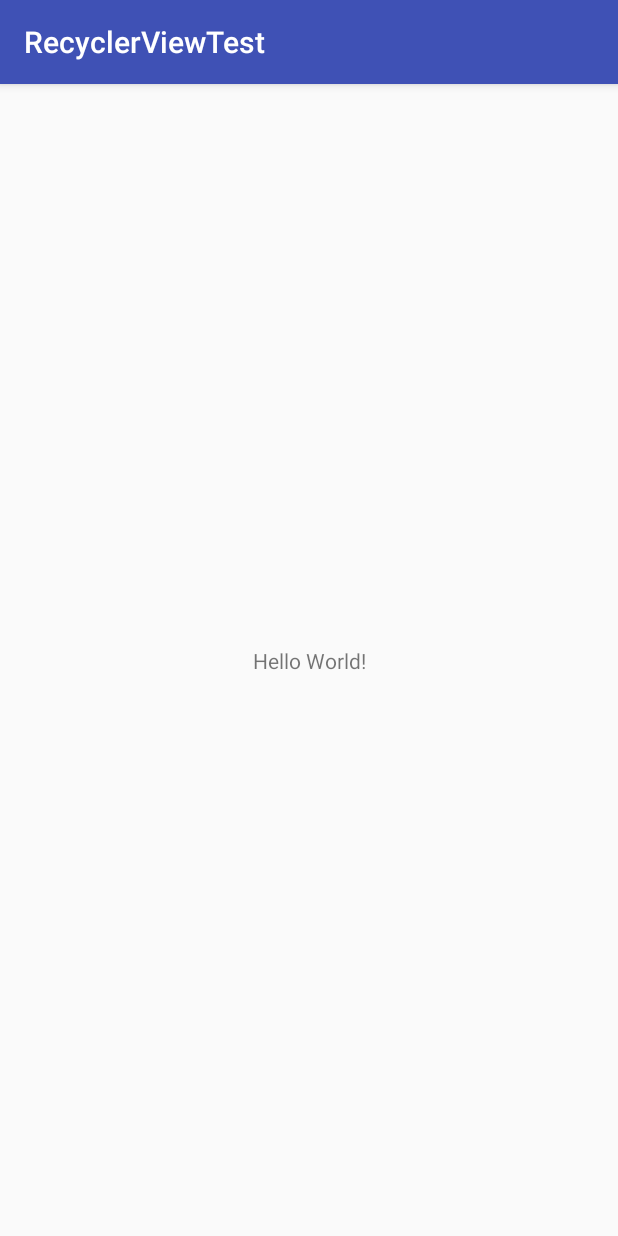
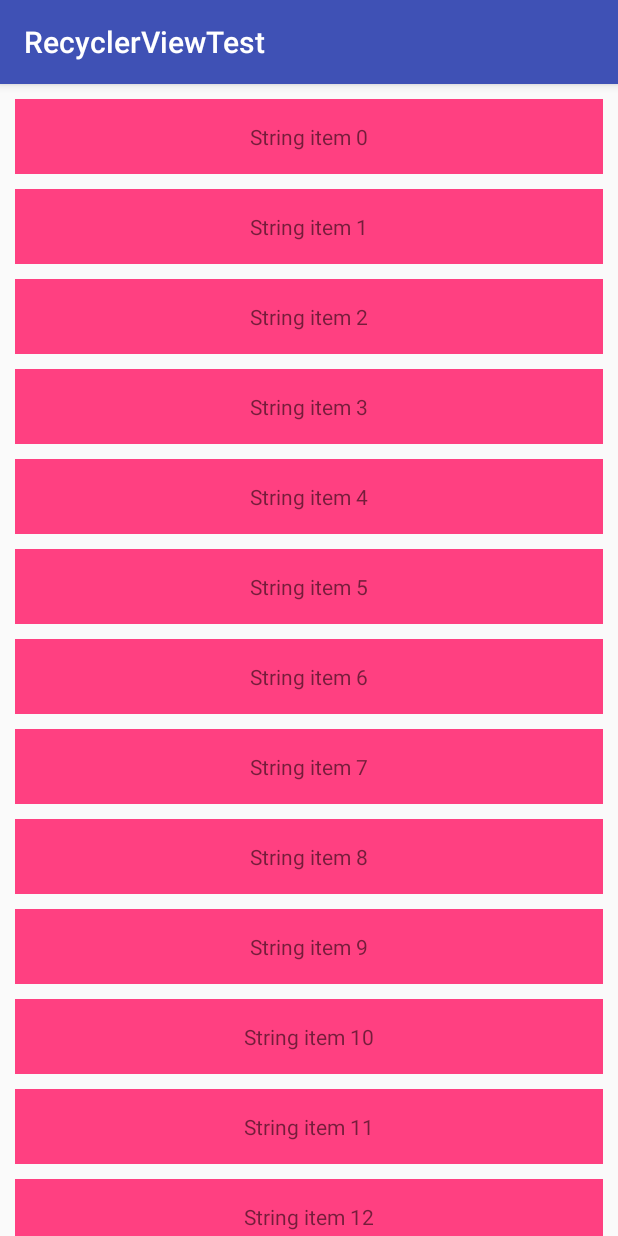
Before and after one commit to freshman2008/RecyclerViewTest, an Android app: the screen it shows after launch (MainActivity), on a phone screen of 412 x 824 dp. Run offline under Robolectric (Android 15) with nearby library versions, the phone set to English and light mode, and no system bars.

Commit message:
Impl of common RecyclerView adapter and viewholder

```diff
--- a/app/build.gradle
+++ b/app/build.gradle
@@ -25,4 +25,6 @@ dependencies {
     testImplementation 'junit:junit:4.12'
     androidTestImplementation 'com.android.support.test:runner:1.0.2'
     androidTestImplementation 'com.android.support.test.espresso:espresso-core:3.0.2'
+
+    implementation 'com.android.support:design:28.0.0'
 }
--- /dev/null
+++ b/app/src/main/java/com/example/edward/recyclerviewtest/CommonRVAdapter.java
@@ -0,0 +1,75 @@
+package com.example.edward.recyclerviewtest;
+
+import android.content.Context;
+import android.support.annotation.NonNull;
+import android.support.v7.widget.RecyclerView;
+import android.view.LayoutInflater;
+import android.view.View;
+import android.view.ViewGroup;
+
+import java.util.List;
+
+public class CommonRVAdapter<T> extends RecyclerView.Adapter<RecyclerView.ViewHolder> {
+    protected Context mContext;
+    protected List<T> mDatas;
+    protected LayoutInflater mInflater;
+    protected int mLayoutId;
+
+    protected OnItemClickListener mOnItemClickListener;
+
+    public CommonRVAdapter(Context mContext, int layoutId, List<T> mDatas) {
+        this.mContext = mContext;
+        this.mDatas = mDatas;
+        mInflater = LayoutInflater.from(mContext);
+        mLayoutId = layoutId;
+    }
+
+    @NonNull
+    @Override
+    public RecyclerView.ViewHolder onCreateViewHolder(@NonNull ViewGroup parent, int viewType) {
+        ViewHolder holder = ViewHolder.createViewHolder(mContext, parent, mLayoutId);
+        return holder;
+    }
+
+    @Override
+    public void onBindViewHolder(@NonNull final RecyclerView.ViewHolder viewHolder, final int position) {
+        viewHolder.itemView.setOnClickListener(new View.OnClickListener() {
+            @Override
+            public void onClick(View view) {
+                if (mOnItemClickListener != null) {
+                    //int position = viewHolder.getAdapterPosition();
+                    mOnItemClickListener.onItemClick(view, position);
+                }
+            }
+        });
+
+        viewHolder.itemView.setOnLongClickListener(new View.OnLongClickListener() {
+            @Override
+            public boolean onLongClick(View view) {
+                if (mOnItemClickListener != null) {
+                    mOnItemClickListener.onItemLongClick(view, position);
+                }
+                // 如果返回true，则会屏蔽点击事件(短按)，否则在长按事件触发后还会触发点击(短按)事件
+                return true;
+            }
+        });
+    }
+
+    @Override
+    public int getItemCount() {
+        return mDatas.size();
+    }
+
+    public List<T> getDatas() {
+        return mDatas;
+    }
+
+    public interface OnItemClickListener {
+        void onItemClick(View view, int position);
+        boolean onItemLongClick(View view, int position);
+    }
+
+    public void setOnItemClickListener(OnItemClickListener onItemClickListener) {
+        this.mOnItemClickListener = onItemClickListener;
+    }
+}
--- a/app/src/main/java/com/example/edward/recyclerviewtest/MainActivity.java
+++ b/app/src/main/java/com/example/edward/recyclerviewtest/MainActivity.java
@@ -2,12 +2,43 @@ package com.example.edward.recyclerviewtest;
 
 import android.support.v7.app.AppCompatActivity;
 import android.os.Bundle;
+import android.support.v7.widget.LinearLayoutManager;
+import android.support.v7.widget.RecyclerView;
+
+import java.util.ArrayList;
+import java.util.List;
 
 public class MainActivity extends AppCompatActivity {
+    private RecyclerView mRecyclerView;
+    private LinearLayoutManager mLayoutManager;
+    private MyAdapter<String> mAdapter;
+    private List<String> mDatas;
 
     @Override
     protected void onCreate(Bundle savedInstanceState) {
         super.onCreate(savedInstanceState);
         setContentView(R.layout.activity_main);
+
+        initdata();
+        initview();
+    }
+
+    private void initdata() {
+        mDatas = new ArrayList<String>();
+        for (int i=0; i<30; i++) {
+            mDatas.add("String item " + i);
+        }
+    }
+
+    private void initview() {
+        mRecyclerView = findViewById(R.id.rv_test);
+        mRecyclerView.setHasFixedSize(true);
+        mLayoutManager = new LinearLayoutManager(this);
+        mLayoutManager.setOrientation(LinearLayoutManager.VERTICAL);
+        mRecyclerView.setLayoutManager(mLayoutManager);
+//        mRecyclerView.addItemDecoration(new DividerItemDecoration(this, LinearLayoutManager.VERTICAL));
+        mAdapter = new MyAdapter<String>(this, R.layout.rv_item, mDatas);
+        mRecyclerView.setAdapter(mAdapter);
+        mRecyclerView.setItemAnimator(null);//设置动画为null来解决闪烁问题
     }
 }
--- /dev/null
+++ b/app/src/main/java/com/example/edward/recyclerviewtest/MyAdapter.java
@@ -0,0 +1,24 @@
+package com.example.edward.recyclerviewtest;
+
+import android.content.Context;
+import android.support.annotation.NonNull;
+import android.support.v7.widget.RecyclerView;
+import android.widget.TextView;
+
+import java.util.List;
+
+public class MyAdapter<T> extends CommonRVAdapter<T> {
+
+    public MyAdapter(Context mContext, int layoutId, List<T> mDatas) {
+        super(mContext, layoutId, mDatas);
+    }
+
+    @Override
+    public void onBindViewHolder(@NonNull RecyclerView.ViewHolder viewHolder, int position) {
+        super.onBindViewHolder(viewHolder, position);
+
+        ViewHolder holder = (ViewHolder)viewHolder;
+        TextView tv = holder.getView(R.id.text_test);
+        tv.setText((String)getDatas().get(position));
+    }
+}
--- /dev/null
+++ b/app/src/main/java/com/example/edward/recyclerviewtest/ViewHolder.java
@@ -0,0 +1,52 @@
+package com.example.edward.recyclerviewtest;
+
+import android.content.Context;
+import android.support.v7.widget.RecyclerView;
+import android.util.SparseArray;
+import android.view.LayoutInflater;
+import android.view.View;
+import android.view.ViewGroup;
+
+public class ViewHolder extends RecyclerView.ViewHolder {
+    private Context mContext;
+    private SparseArray<View> mViews;
+    private View mConvertView;
+
+    public ViewHolder(Context context, View itemView) {
+        super(itemView);
+        mContext = context;
+        mConvertView = itemView;
+        mViews = new SparseArray<>();
+    }
+
+
+    public static ViewHolder createViewHolder(Context context, View itemView) {
+        ViewHolder holder = new ViewHolder(context, itemView);
+        return holder;
+    }
+
+    public static ViewHolder createViewHolder(Context context, ViewGroup parent, int layoutId) {
+        View itemView = LayoutInflater.from(context).inflate(layoutId, parent,false);
+        ViewHolder holder = new ViewHolder(context, itemView);
+        return holder;
+    }
+
+    /**
+     * 通过viewId获取控件
+     *
+     * @param viewId
+     * @return
+     */
+    public <T extends View> T getView(int viewId) {
+        View view = mViews.get(viewId);
+        if (view == null) {
+            view = mConvertView.findViewById(viewId);
+            mViews.put(viewId, view);
+        }
+        return (T) view;
+    }
+
+    public View getConvertView() {
+        return mConvertView;
+    }
+}
--- a/app/src/main/res/layout/activity_main.xml
+++ b/app/src/main/res/layout/activity_main.xml
@@ -1,18 +1,12 @@
 <?xml version="1.0" encoding="utf-8"?>
-<android.support.constraint.ConstraintLayout xmlns:android="http://schemas.android.com/apk/res/android"
-    xmlns:app="http://schemas.android.com/apk/res-auto"
-    xmlns:tools="http://schemas.android.com/tools"
-    android:layout_width="match_parent"
+<LinearLayout android:layout_width="match_parent"
     android:layout_height="match_parent"
-    tools:context=".MainActivity">
+    android:orientation="horizontal"
+    xmlns:android="http://schemas.android.com/apk/res/android">
 
-    <TextView
-        android:layout_width="wrap_content"
-        android:layout_height="wrap_content"
-        android:text="Hello World!"
-        app:layout_constraintBottom_toBottomOf="parent"
-        app:layout_constraintLeft_toLeftOf="parent"
-        app:layout_constraintRight_toRightOf="parent"
-        app:layout_constraintTop_toTopOf="parent" />
+    <android.support.v7.widget.RecyclerView
+        android:id="@+id/rv_test"
+        android:layout_width="match_parent"
+        android:layout_height="match_parent"/>
 
-</android.support.constraint.ConstraintLayout>
+</LinearLayout>
--- /dev/null
+++ b/app/src/main/res/layout/rv_item.xml
@@ -0,0 +1,20 @@
+<?xml version="1.0" encoding="utf-8"?>
+<RelativeLayout xmlns:android="http://schemas.android.com/apk/res/android"
+    android:id="@+id/rl_test"
+    android:layout_width="match_parent"
+    android:layout_height="50dp"
+    android:layout_marginLeft="10dp"
+    android:layout_marginRight="10dp"
+    android:layout_marginTop="10dp"
+    android:background="@color/colorAccent">
+
+    <TextView
+        android:id="@+id/text_test"
+        android:layout_width="wrap_content"
+        android:layout_height="wrap_content"
+        android:layout_centerInParent="true"
+        android:layout_marginLeft="15dp"
+        android:layout_marginRight="15dp"
+        android:text="hello" />
+
+</RelativeLayout>
```
Also changed, not shown: 1 other file.
